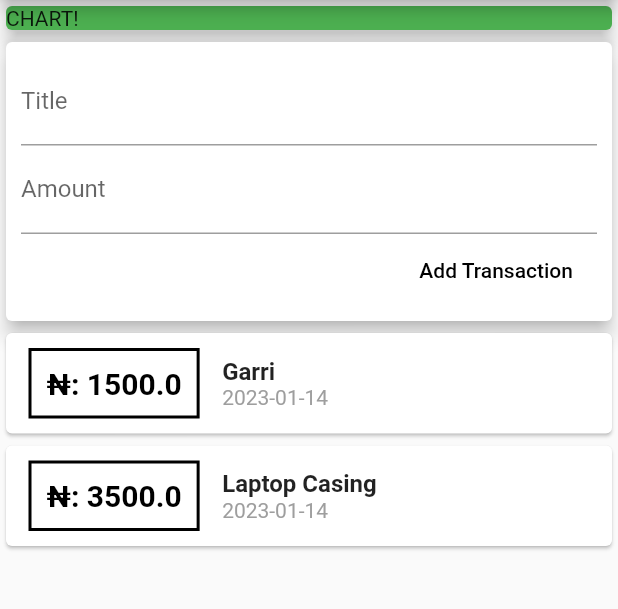
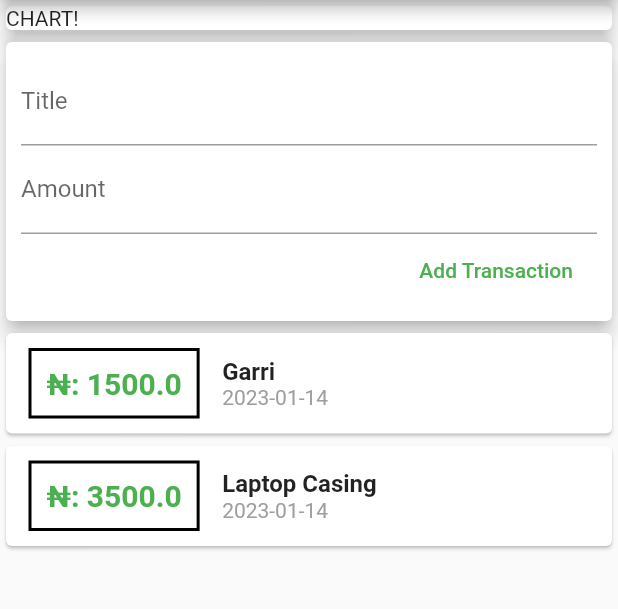
Before and after one commit to fidelmak/expense_tracker, a Flutter app: the screen it shows after launch, on a phone screen of 412 x 824 dp, the part 84-693 px from its top. Run offline on Flutter 3.47's test engine with Material 2 defaults, Android fonts, the phone set to English and light mode, and no system bars.

Commit message:
Changes to be committed:

```diff
--- a/lib/main.dart
+++ b/lib/main.dart
@@ -38,7 +38,7 @@ class MyHomePage extends StatelessWidget {
               Container(
                 width: double.infinity,
                 child: Card(
-                  color: Colors.green,
+                  color: Colors.white,
                   child: Text('CHART!'),
                   elevation: 5,
                 ),
--- a/lib/widgets/new_transaction.dart
+++ b/lib/widgets/new_transaction.dart
@@ -31,7 +31,7 @@ class NewTransaction extends StatelessWidget {
               ),
               FlatButton(
                 child: Text('Add Transaction'),
-                textColor: Color.fromARGB(255, 0, 0, 0),
+                textColor: Colors.green,
                 onPressed: () {
                   addTx(titleController.text,
                       double.parse(amountController.text));
--- a/lib/widgets/transaction_list.dart
+++ b/lib/widgets/transaction_list.dart
@@ -35,7 +35,7 @@ class TransactionList extends StatelessWidget {
                       style: TextStyle(
                         fontWeight: FontWeight.bold,
                         fontSize: 20,
-                        color: Color.fromARGB(255, 0, 0, 0),
+                        color: Colors.green,
                       ),
                     ),
                   ),
```
